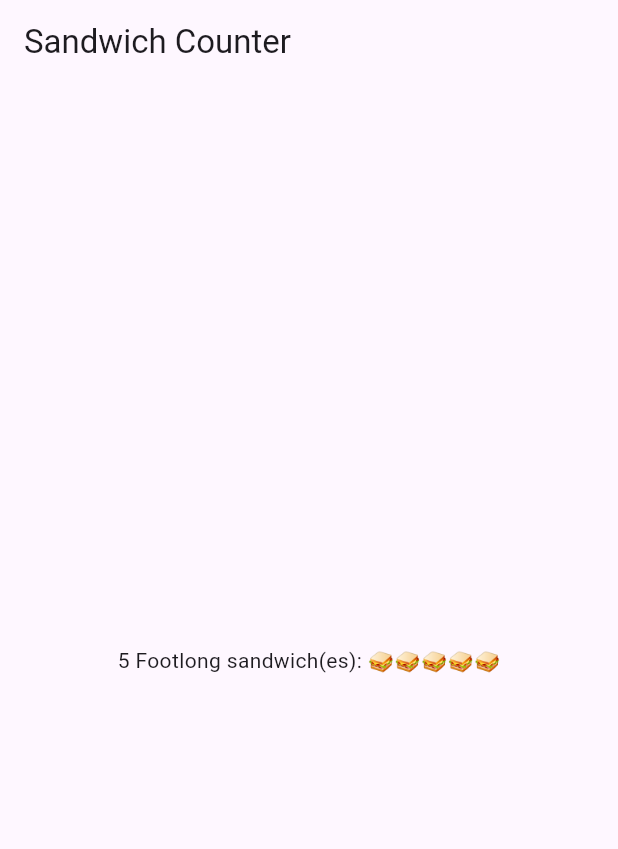
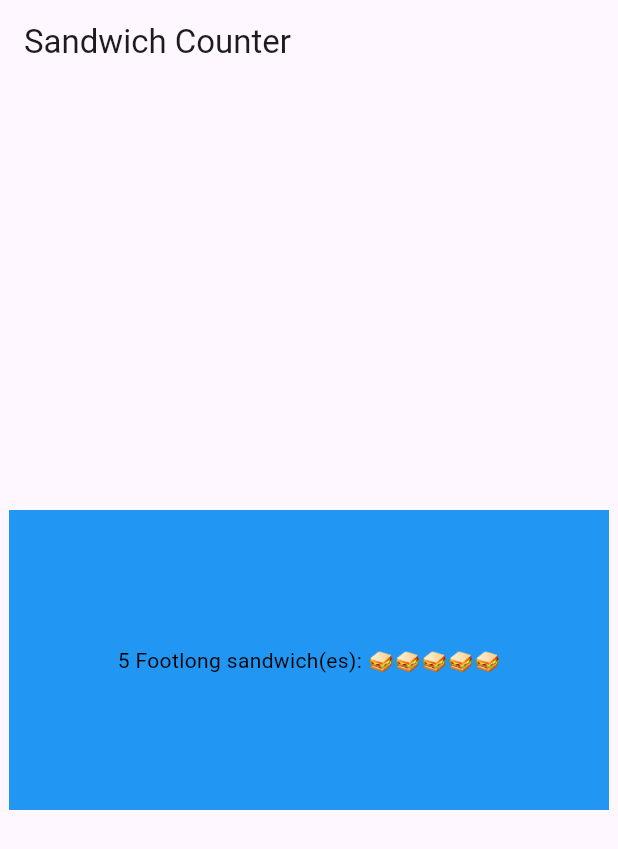
Before and after one commit to AlperO06/sandwich_shop, a Flutter app: the screen it shows after launch, on a phone screen of 412 x 824 dp. Shown: the top 849 px of the screen. Run offline on Flutter 3.47's test engine with Material 3 defaults, Android fonts, the phone set to English and light mode, and no system bars.

Commit message:
Enhance OrderItemDisplay to include styled text within a container, adding truncation for overflow.

```diff
--- a/lib/main.dart
+++ b/lib/main.dart
@@ -31,7 +31,19 @@ class OrderItemDisplay extends StatelessWidget {
 
   @override
   Widget build(BuildContext context) {
-    return Text('$quantity $itemType sandwich(es): ${List.filled(quantity, '🥪').join()}');
+    return Container(
+      width: 400,
+      height: 200,
+      color: Colors.blue,
+      alignment: Alignment.center,
+      padding: const EdgeInsets.symmetric(horizontal: 8.0),
+      child: Text(
+        '$quantity $itemType sandwich(es): ${List.filled(quantity, '🥪').join()}',
+        style: const TextStyle(color: Colors.black),
+        maxLines: 1,
+        overflow: TextOverflow.ellipsis, // shows truncation when text is too big
+      ),
+    );
   }
 }
 
```
